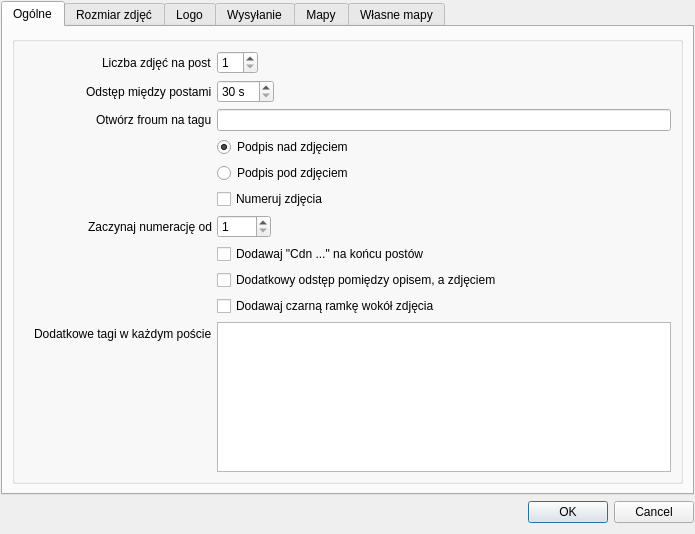
Qt form settingsdialog.ui (fotorelacjonusz/classic) before a commit.
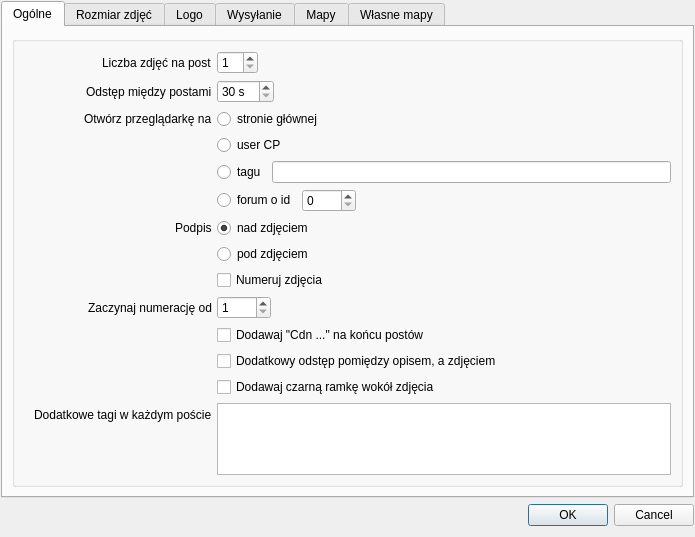
The same form after that commit. Icons and pictures are not drawn. Custom widgets are drawn as their Qt base class.

What changed in the file:
```diff
--- a/settingsdialog.ui
+++ b/settingsdialog.ui
@@ -107,10 +107,20 @@
               </property>
              </widget>
             </item>
-            <item row="3" column="1">
+            <item row="6" column="0">
+             <widget class="QLabel" name="captionsPositionLabel">
+              <property name="text">
+               <string>Podpis</string>
+              </property>
+              <property name="buddy">
+               <cstring>captionsAbove</cstring>
+              </property>
+             </widget>
+            </item>
+            <item row="6" column="1">
              <widget class="QRadioButton" name="captionsAbove">
               <property name="text">
-               <string>Podpis nad zdjęciem</string>
+               <string>nad zdjęciem</string>
               </property>
               <property name="checked">
                <bool>true</bool>
@@ -120,31 +130,31 @@
               </attribute>
              </widget>
             </item>
-            <item row="4" column="1">
+            <item row="7" column="1">
              <widget class="QRadioButton" name="captionsUnder">
               <property name="text">
-               <string>Podpis pod zdjęciem</string>
+               <string>pod zdjęciem</string>
               </property>
               <attribute name="buttonGroup">
                <string notr="true">captionsPositionGroup</string>
               </attribute>
              </widget>
             </item>
-            <item row="5" column="1">
+            <item row="8" column="1">
              <widget class="QCheckBox" name="numberImages">
               <property name="text">
                <string>Numeruj zdjęcia</string>
               </property>
              </widget>
             </item>
-            <item row="6" column="0">
+            <item row="9" column="0">
              <widget class="QLabel" name="startingNumberLabel">
               <property name="text">
                <string>Zaczynaj numerację od</string>
               </property>
              </widget>
             </item>
-            <item row="6" column="1">
+            <item row="9" column="1">
              <widget class="QSpinBox" name="startingNumber">
               <property name="minimum">
                <number>1</number>
@@ -154,35 +164,35 @@
               </property>
              </widget>
             </item>
-            <item row="7" column="1">
+            <item row="10" column="1">
              <widget class="QCheckBox" name="addTBC">
               <property name="text">
                <string>Dodawaj &quot;Cdn ...&quot; na końcu postów</string>
               </property>
              </widget>
             </item>
-            <item row="8" column="1">
+            <item row="11" column="1">
              <widget class="QCheckBox" name="extraSpace">
               <property name="text">
                <string>Dodatkowy odstęp pomiędzy opisem, a zdjęciem</string>
               </property>
              </widget>
             </item>
-            <item row="9" column="1">
+            <item row="12" column="1">
              <widget class="QCheckBox" name="addImageBorder">
               <property name="text">
                <string>Dodawaj czarną ramkę wokół zdjęcia</string>
               </property>
              </widget>
             </item>
-            <item row="10" column="0">
+            <item row="13" column="0">
              <widget class="QLabel" name="extraTagsLabel">
               <property name="text">
                <string>Dodatkowe tagi w każdym poście</string>
               </property>
              </widget>
             </item>
-            <item row="10" column="1">
+            <item row="13" column="1">
              <widget class="QPlainTextEdit" name="extraTags">
               <property name="toolTip">
                <string>Wpisz tylko tagi początkowe, zostaną one automatycznie zamknięte.</string>
@@ -192,18 +202,85 @@
               </property>
              </widget>
             </item>
-            <item row="2" column="0">
-             <widget class="QLabel" name="homeTagLabel">
-              <property name="text">
-               <string>Otwórz froum na tagu</string>
-              </property>
+            <item row="5" column="1">
+             <widget class="QWidget" name="homeForumWidget" native="true">
+              <layout class="QHBoxLayout" name="horizontalLayout">
+               <property name="margin">
+                <number>0</number>
+               </property>
+               <item>
+                <widget class="QRadioButton" name="homeForumRadio">
+                 <property name="text">
+                  <string>forum o id</string>
+                 </property>
+                 <attribute name="buttonGroup">
+                  <string notr="true">homePageGroup</string>
+                 </attribute>
+                </widget>
+               </item>
+               <item>
+                <widget class="QSpinBox" name="homeForumId">
+                 <property name="toolTip">
+                  <string>Np. dla Forum Polskich Wieżowców wpisz 45</string>
+                 </property>
+                 <property name="maximum">
+                  <number>9999</number>
+                 </property>
+                </widget>
+               </item>
+              </layout>
+             </widget>
+            </item>
+            <item row="4" column="1">
+             <widget class="QWidget" name="homeTagWidget" native="true">
+              <layout class="QHBoxLayout" name="horizontalLayout_2">
+               <property name="margin">
+                <number>0</number>
+               </property>
+               <item>
+                <widget class="QRadioButton" name="homeTagRadio">
+                 <property name="text">
+                  <string>tagu</string>
+                 </property>
+                 <attribute name="buttonGroup">
+                  <string notr="true">homePageGroup</string>
+                 </attribute>
+                </widget>
+               </item>
+               <item>
+                <widget class="QLineEdit" name="homeTag"/>
+               </item>
+              </layout>
              </widget>
             </item>
             <item row="2" column="1">
-             <widget class="QLineEdit" name="homeTag">
-              <property name="toolTip">
-               <string>Zostaw puste, aby zacząć od FPW</string>
+             <widget class="QRadioButton" name="homeMainRadio">
+              <property name="text">
+               <string>stronie głównej</string>
               </property>
+              <attribute name="buttonGroup">
+               <string notr="true">homePageGroup</string>
+              </attribute>
+             </widget>
+            </item>
+            <item row="2" column="0">
+             <widget class="QLabel" name="homePageLabel">
+              <property name="text">
+               <string>Otwórz przeglądarkę na</string>
+              </property>
+              <property name="buddy">
+               <cstring>homeMainRadio</cstring>
+              </property>
+             </widget>
+            </item>
+            <item row="3" column="1">
+             <widget class="QRadioButton" name="homeUserCPRadio">
+              <property name="text">
+               <string>user CP</string>
+              </property>
+              <attribute name="buttonGroup">
+               <string notr="true">homePageGroup</string>
+              </attribute>
              </widget>
             </item>
            </layout>
```
Left out of the diff: 318 changed lines with no effect on the pictures.
